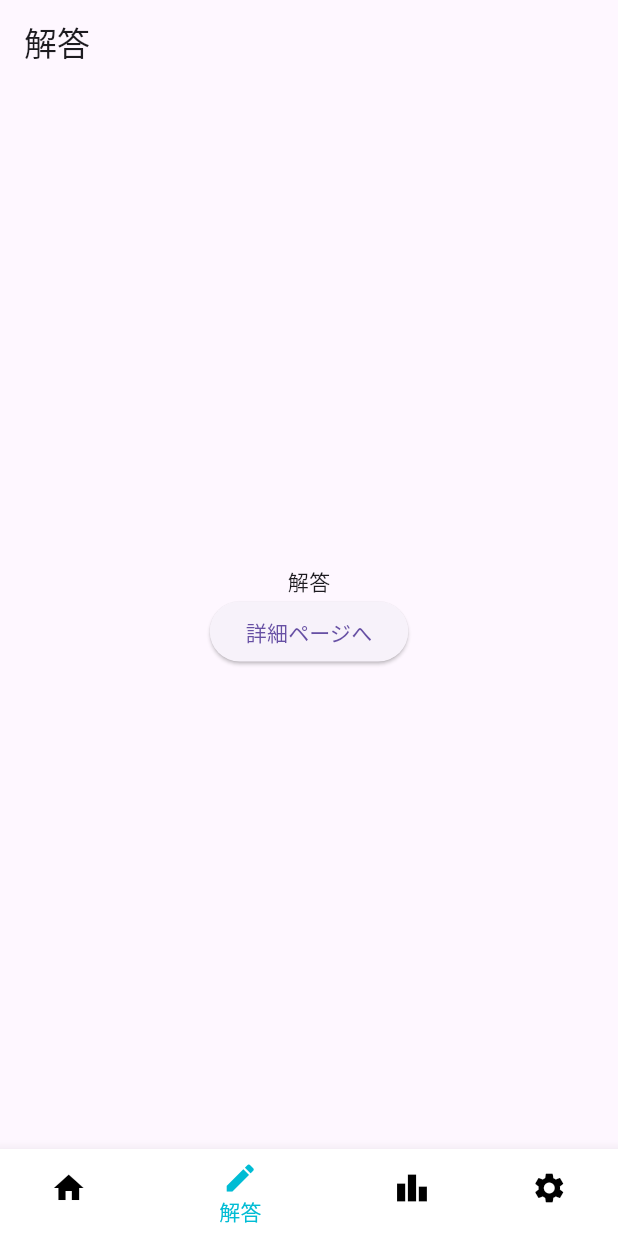
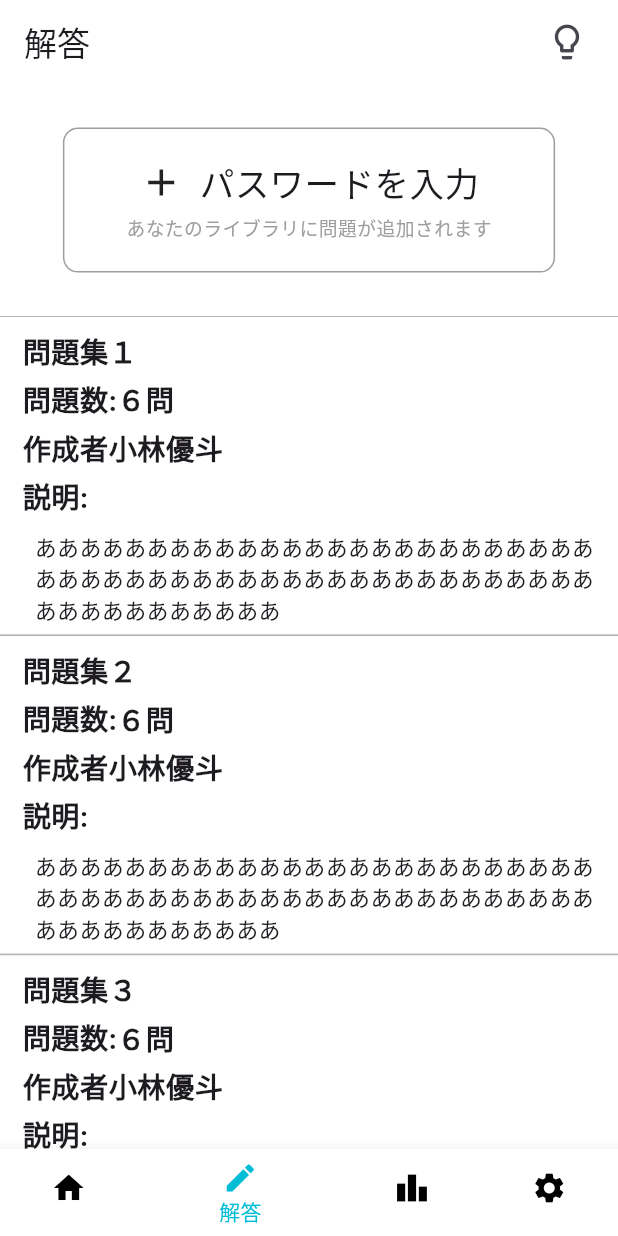
Before and after one commit to yutokobayashii/share_question, a Flutter app: the screen it shows after launch, item 2 of the bottom bar chosen, on a phone screen of 412 x 824 dp. Run offline on Flutter 3.47's test engine with Material 3 defaults, Android fonts, the phone set to English and light mode, and no system bars; our stand-ins replace flutter_hooks, flutter_screenutil, hooks_riverpod, image_picker.

Commit message:
解答初期画面作成

```diff
--- a/lib/pages/answer_pages/answer_page.dart
+++ b/lib/pages/answer_pages/answer_page.dart
@@ -1,31 +1,69 @@
 import 'package:flutter/material.dart';
+import 'package:flutter_screenutil/flutter_screenutil.dart';
+import 'package:hooks_riverpod/hooks_riverpod.dart';
+import 'package:share_question/pages/input_password_page/input_password_page.dart';
 
 import '../../model/tabbar_model/tab_item_data.dart';
+import '../home_pages/home_widgets/main_home_widget.dart';
+import 'answer_widgets/question_list_page.dart';
 
-class AnswerPage extends StatelessWidget {
+
+final testList = StateProvider((ref) => ["問題集１","問題集２","問題集３"]);
+
+class AnswerPage extends HookConsumerWidget {
   const AnswerPage({super.key});
 
   @override
-  Widget build(BuildContext context) {
+  Widget build(BuildContext context,WidgetRef ref) {
     final pageTitle = TabItem.answer.title;
     return Scaffold(
-      appBar: AppBar(title: Text(pageTitle)),
-      body: Center(
+      appBar: AppBar(
+        backgroundColor: Colors.white,
+        title: Text(pageTitle),
+        actions: const [
+          Padding(
+            padding: EdgeInsets.only(right: 20),
+            child: Icon(Icons.lightbulb_outline,size: 28,),
+          )
+        ],
+      ),
+      body: Container(
+        color: Colors.white,
         child: Column(
-          mainAxisAlignment: MainAxisAlignment.center,
+          crossAxisAlignment: CrossAxisAlignment.center,
           children: [
-            Text(pageTitle),
-            ElevatedButton(
-              onPressed: () {
-                // Navigator.push<void>(
-                //   context,
-                //   MaterialPageRoute<void>(
-                //     builder: (BuildContext context) => const DetailPage(),
-                //   ),
-                // );
-              },
-              child: const Text('詳細ページへ'),
+
+            SizedBox(height: 30.h,),
+
+            Align(
+              alignment: Alignment.center,
+              child: MainHomeWidget(
+                width: MediaQuery.of(context).size.width - 80.w,
+                icon: const Icon(Icons.add,size: 30,),
+                title: 'パスワードを入力',
+                content: 'あなたのライブラリに問題が追加されます',
+                action: () {
+                  Navigator.push(
+                    context,
+                    MaterialPageRoute(builder: (context) => const InputPasswordPage()),
+                  );
+                },
+              ),
             ),
+
+            SizedBox(height: 30.h,),
+
+            (ref.watch(testList).isEmpty) ?
+
+                const Center(
+                  child: Text('あなたが解答可能な問題はありません。\n誰かが作成した問題を解くために、\nパスワードを共有してもらいましょう。',
+                    style: TextStyle(
+                      color: Colors.black54
+                    ),
+                  ),
+                )
+                :
+                  QuestionListWidget(ref: ref,)
           ],
         ),
       ),
--- /dev/null
+++ b/lib/pages/answer_pages/answer_widgets/question_list_page.dart
@@ -0,0 +1,147 @@
+
+import 'package:flutter/material.dart';
+import 'package:flutter_screenutil/flutter_screenutil.dart';
+import 'package:hooks_riverpod/hooks_riverpod.dart';
+
+import '../../../constant/color_constant.dart';
+import '../../../widgets/dialog_widget.dart';
+import '../answer_page.dart';
+
+class QuestionListWidget extends StatelessWidget {
+  const QuestionListWidget({
+    super.key,
+    required this.ref,
+  });
+
+  final WidgetRef ref;
+
+  @override
+  Widget build(BuildContext context) {
+    return Expanded(
+      child: ListView.builder(
+        itemCount: ref.watch(testList).length,
+        itemBuilder: (context, index) {
+          return Dismissible(
+            direction: DismissDirection.startToEnd,
+            key: UniqueKey(),
+            confirmDismiss: (direction) async {
+              final confirm =  await showDialog<bool>(
+                context: context,
+                builder: (BuildContext context1) => AlertDialogWidget(
+                  title: 'この問題を削除しますか？',
+                  content: '一度削除すると再度パスワードを入力しないと問題にアクセスできません',
+                  leftText: '削除する',
+                  rightText: 'キャンセル',
+                  rightAction: () {
+                    Navigator.of(context1).pop(false);
+                  },
+                  leftAction: () {
+                    Navigator.of(context1).pop(true);
+                  },
+
+                ),
+              );
+              return confirm ?? false;
+            },
+            onDismissed: (direction) {
+              ref.read(testList.notifier).update((state) {
+                final newList = List<String>.from(state)..removeAt(index);
+                return newList;
+              });
+            },
+            background: Container(
+              alignment: Alignment.centerLeft,
+              color: Colors.red,
+              child: Text('削除',
+                style: TextStyle(
+                  color: Colors.white,
+                  fontSize: 24.sp,
+                  fontWeight: FontWeight.w500
+                ),
+              ),
+            ),
+            child: Column(
+              children: [
+                Container(
+                  width: MediaQuery.of(context).size.width,
+                  height: 220.h,
+                  decoration: const BoxDecoration(
+                      border: Border(
+                        top: BorderSide(
+                          color: Colors.grey,
+                          width: 0.5,
+                        ),
+                        bottom: BorderSide(
+                          color: Colors.grey,
+                          width: 0.5,
+                        ),
+                      )
+
+                  ),
+
+
+                  child: Padding(
+                    padding: const EdgeInsets.only(left: 15),
+                    child: GestureDetector(
+                      onTap: () {
+
+                      },
+                      child: Column(
+                        crossAxisAlignment: CrossAxisAlignment.start,
+                        children: [
+                          SizedBox(height: 10.h,),
+                          Text(ref.watch(testList)[index],
+                            style: boldTextStyle,
+                          ),
+                          SizedBox(height: 5.h,),
+                          Row(
+                            children: [
+                              Text("問題数:",
+                                style: boldTextStyle,
+                              ),
+                              Text("６問",
+                                style: boldTextStyle,
+                              ),
+                            ],
+                          ),
+
+                          SizedBox(height: 5.h,),
+                          Row(
+                            children: [
+                              Text("作成者",
+                                style: boldTextStyle,
+                              ),
+                              Text("小林優斗",
+                                style: boldTextStyle,
+                              ),
+                            ],
+                          ),
+                          SizedBox(height: 5.h,),
+                          Column(
+                            crossAxisAlignment: CrossAxisAlignment.start,
+                            children: [
+                              Text("説明:",
+                                style: boldTextStyle,
+                              ),
+                              Padding(
+                                padding: const EdgeInsets.all(8.0),
+                                child: Text("あああああああああああああああああああああああああああああああああああああああああああああああああああああああああああああ",
+                                  style: normalTextStyle,
+                                ),
+                              ),
+                            ],
+                          ),
+
+                        ],
+                      ),
+                    ),
+                  ),
+                )
+              ],
+            ),
+          );
+        },
+      ),
+    );
+  }
+}
--- a/lib/widgets/base_textfield_widget.dart
+++ b/lib/widgets/base_textfield_widget.dart
@@ -9,6 +9,8 @@ class BaseTextFieldWidget extends StatelessWidget {
     super.key,
     required this.title,
     required this.maxLength,
+    required this.onChanged,
+    required this.onSubmitted,
      this.height = 80,
      this.rightWidget = const SizedBox(),
 
@@ -18,6 +20,8 @@ class BaseTextFieldWidget extends StatelessWidget {
   final int maxLength;
   final double height;
   final Widget rightWidget;
+  final void Function(String) onChanged;
+  final void Function(String) onSubmitted;
 
   @override
   Widget build(BuildContext context) {
@@ -56,6 +60,8 @@ class BaseTextFieldWidget extends StatelessWidget {
                 borderSide: BorderSide(color: baseColor),
               ),
             ),
+            onChanged: onChanged,
+            onSubmitted: onSubmitted,
           ),
         )
       ],
--- a/lib/widgets/basic_button_widget.dart
+++ b/lib/widgets/basic_button_widget.dart
@@ -10,9 +10,11 @@ class BasicButtonWidget extends StatelessWidget {
     required this.title,
     required this.width,
     required this.action,
+      this.height = 45,
   });
   final String title;
   final double width;
+  final double height;
   final VoidCallback action;
 
   @override
@@ -21,7 +23,7 @@ class BasicButtonWidget extends StatelessWidget {
       onTap: action,
       child: Container(
         width: width,
-        height: 45.h,
+        height: height,
         decoration: BoxDecoration(
           color: baseColor,
           borderRadius: BorderRadius.circular(5),
```
Also changed, not shown: lib/pages/input_password_page/input_password_page.dart (added, +143 -0 lines), lib/pages/make_question_pages/initial_make_question_page.dart (+32 -8 lines), lib/pages/make_question_pages/make_question_page.dart (+18 -0 lines), lib/pages/make_question_pages/option_make_question_page.dart (+18 -0 lines).
